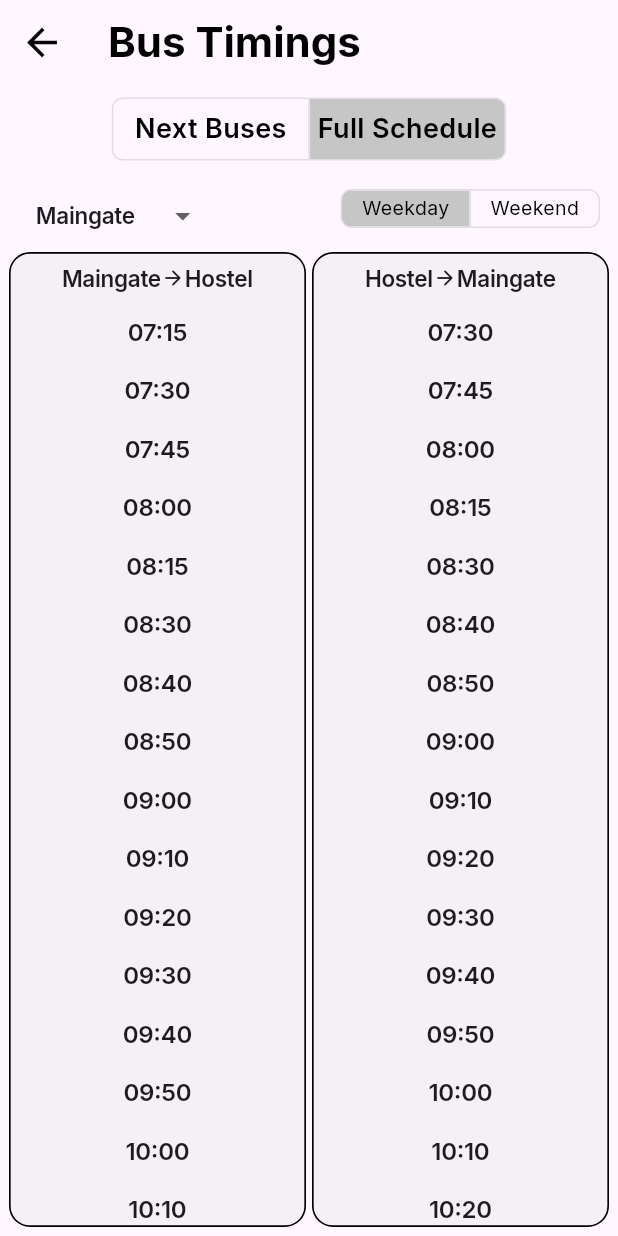
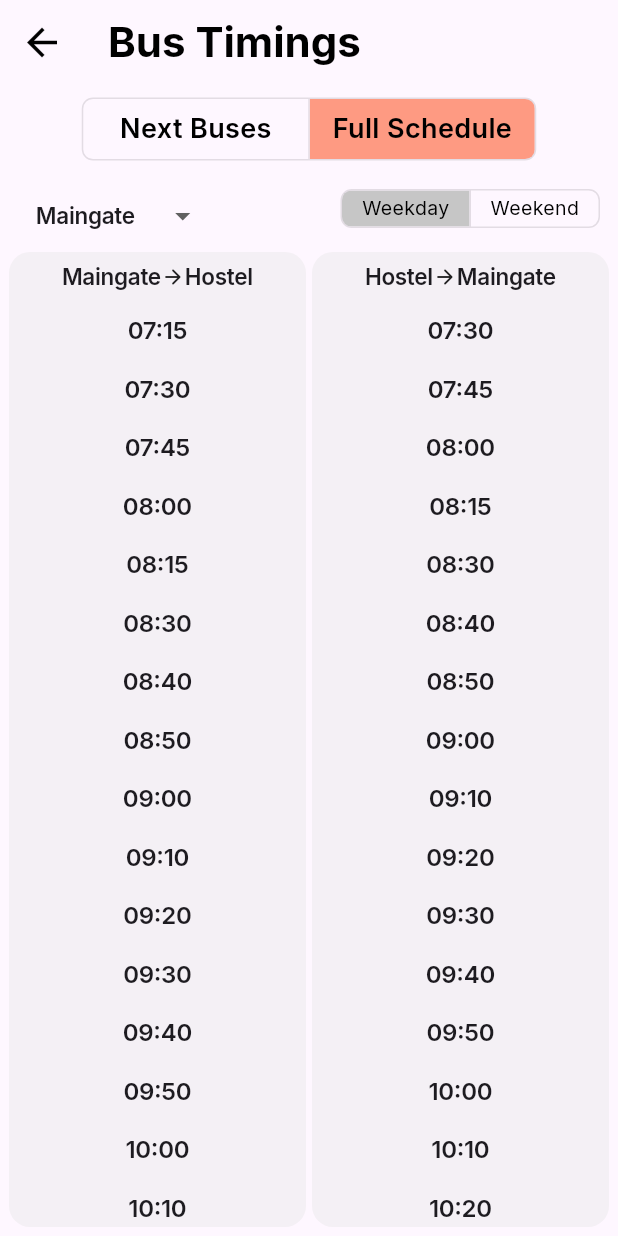
Before and after one commit to LambdaIITH/Dashboard, a Flutter app: the BusTimingsScreen screen opened directly, after a tap on "Full Schedule", on a phone screen of 412 x 824 dp. Run offline on Flutter 3.47's test engine with Material 3 defaults, Android fonts, the phone set to English and light mode, and no system bars; our stand-ins replace carousel_slider, firebase_auth, firebase_core, flutter_svg, google_fonts, google_sign_in and 2 more; missing offline and left inert: rounded_expansion_tile; accounts and stored records are empty.

Commit message:
bus timinigs ui modification

```diff
--- a/frontend/lib/main.dart
+++ b/frontend/lib/main.dart
@@ -1,4 +1,5 @@
 import 'package:flutter/material.dart';
+import 'package:frontend/screens/bus_timings_screen.dart';
 import 'package:frontend/screens/home_screen.dart';
 // import 'package:frontend/screens/mess_menu_screen.dart';
 // import 'package:frontend/screens/login_screen.dart';
@@ -28,7 +29,7 @@ class _MyAppState extends State<MyApp> {
   //        nextPage: LoginScreenWrapper(
     //    timeDilationFactor: 4.0,
      // )),
-       home: HomeScreen(user: "some"),
+       home: BusTimingsScreen(),
       // home: MessMenuScreen(),
     );
   }
--- a/frontend/lib/screens/bus_timings_screen.dart
+++ b/frontend/lib/screens/bus_timings_screen.dart
@@ -147,10 +147,10 @@ class _BusSchedulePageState extends State<BusSchedulePage> {
                   });
                 },
                 borderRadius: const BorderRadius.all(Radius.circular(7.0)),
-                fillColor: const Color.fromARGB(255, 198, 198, 198),
+                fillColor: const Color.fromRGBO(254, 114, 76, 0.70),
                 constraints: const BoxConstraints(
                   minHeight: 40.0,
-                  minWidth: 130.0,
+                  minWidth: 150.0,
                 ),
                 isSelected: [!fullSchedule, fullSchedule],
                 children: fullScheduleWidget,
--- a/frontend/lib/widgets/bus_timing_list_widget.dart
+++ b/frontend/lib/widgets/bus_timing_list_widget.dart
@@ -5,20 +5,23 @@ class BusTimingList extends StatelessWidget {
   final String from;
   final String destinantion;
   final List timings;
-  const BusTimingList({super.key,required this.from,required this.destinantion,required this.timings});
+  const BusTimingList(
+      {super.key,
+      required this.from,
+      required this.destinantion,
+      required this.timings});
 
   @override
   Widget build(BuildContext context) {
     return Container(
       decoration: BoxDecoration(
           borderRadius: BorderRadius.circular(14),
-        border: Border.all(color: Colors.black,width: 1.1),
-        color: const Color.fromARGB(102, 229, 229, 229)
+          // border: Border.all(color: Colors.black, width: 1.1),
+          color: const Color.fromARGB(102, 229, 229, 229)),
+      child: Column(crossAxisAlignment: CrossAxisAlignment.start, children: [
+        const SizedBox(
+          height: 6.0,
         ),
-      child: Column(
-        crossAxisAlignment: CrossAxisAlignment.start,
-        children: [
-          const SizedBox(height: 6.0,),
         Row(
           mainAxisAlignment: MainAxisAlignment.center,
           children: [
@@ -34,7 +37,10 @@ class BusTimingList extends StatelessWidget {
                 maxLines: 2,
               ),
             ),
-                  const Icon(Icons.arrow_forward_rounded, size: 16,),
+            const Icon(
+              Icons.arrow_forward_rounded,
+              size: 16,
+            ),
             Flexible(
               child: Text(
                 destinantion,
@@ -49,34 +55,29 @@ class BusTimingList extends StatelessWidget {
             ),
           ],
         ),
-
-              const SizedBox(height: 6.0,),
-
+        const SizedBox(
+          height: 6.0,
+        ),
         Expanded(
           child: ListView.builder(
               shrinkWrap: true,
               itemCount: timings.length,
-            itemBuilder: (context,index){
-
+              itemBuilder: (context, index) {
                 return Container(
                   alignment: Alignment.center,
                   child: Padding(
-                padding: const EdgeInsets.only(top: 8.0,bottom: 8.0),
+                    padding: const EdgeInsets.only(top: 8.0, bottom: 8.0),
                     child: Text(
                       timings[index],
                       style: GoogleFonts.inter(
                           fontSize: 16.0,
                           fontWeight: FontWeight.w600,
-                    letterSpacing: -0.2
-                  ),
+                          letterSpacing: -0.2),
                     ),
                   ),
                 );
               }),
         )
-
-
-
       ]),
     );
   }
--- a/frontend/lib/widgets/next_bus_card_widget.dart
+++ b/frontend/lib/widgets/next_bus_card_widget.dart
@@ -14,7 +14,7 @@ class NextBusCard extends StatelessWidget {
     return Padding(
       padding: const EdgeInsets.fromLTRB(24, 0, 24, 0),
       child: Card(
-        elevation: 4.5,
+        elevation: 3,
         color: Colors.white,
         shape: RoundedRectangleBorder(
             borderRadius: BorderRadius.circular(20)
@@ -23,7 +23,7 @@ class NextBusCard extends StatelessWidget {
           decoration: BoxDecoration(
             color: Colors.white,
             borderRadius: BorderRadius.circular(20),
-            border: Border.all(color: Colors.black,width: 1.3),
+            // border: Border.all(color: Colors.black,width: 1.3),
           ),
           alignment: Alignment.center,
           width: double.infinity,
```
Lines whose indentation alone changed are shown as unchanged.
